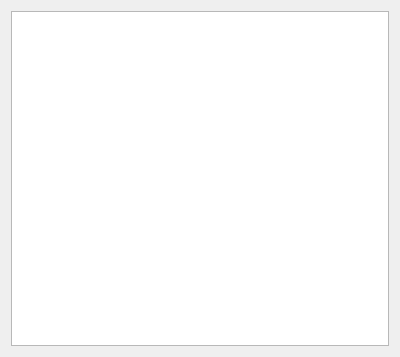
First picture: the form in dialogaisinfo.ui, repository kimphg/Jupiter, before the edit.
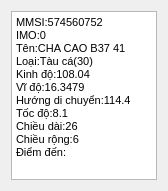
Second picture: the form after the edit.

Commit message: added ais message 19 and ais dialog

Patch:
```diff
--- a/dialogaisinfo.ui
+++ b/dialogaisinfo.ui
@@ -6,16 +6,41 @@
    <rect>
     <x>0</x>
     <y>0</y>
-    <width>400</width>
-    <height>357</height>
+    <width>168</width>
+    <height>191</height>
    </rect>
   </property>
+  <property name="sizePolicy">
+   <sizepolicy hsizetype="Fixed" vsizetype="Fixed">
+    <horstretch>0</horstretch>
+    <verstretch>0</verstretch>
+   </sizepolicy>
+  </property>
   <property name="windowTitle">
    <string>Thông tin AIS</string>
   </property>
   <layout class="QGridLayout" name="gridLayout">
    <item row="0" column="0">
-    <widget class="QTextBrowser" name="textBrowser"/>
+    <widget class="QTextBrowser" name="textBrowser">
+     <property name="html">
+      <string>&lt;!DOCTYPE HTML PUBLIC &quot;-//W3C//DTD HTML 4.0//EN&quot; &quot;http://www.w3.org/TR/REC-html40/strict.dtd&quot;&gt;
+&lt;html&gt;&lt;head&gt;&lt;meta name=&quot;qrichtext&quot; content=&quot;1&quot; /&gt;&lt;style type=&quot;text/css&quot;&gt;
+p, li { white-space: pre-wrap; }
+&lt;/style&gt;&lt;/head&gt;&lt;body style=&quot; font-family:'MS Shell Dlg 2'; font-size:8.25pt; font-weight:400; font-style:normal;&quot;&gt;
+&lt;p style=&quot; margin-top:0px; margin-bottom:0px; margin-left:0px; margin-right:0px; -qt-block-indent:0; text-indent:0px;&quot;&gt;&lt;span style=&quot; font-size:8pt;&quot;&gt;MMSI:574560752&lt;/span&gt;&lt;/p&gt;
+&lt;p style=&quot; margin-top:0px; margin-bottom:0px; margin-left:0px; margin-right:0px; -qt-block-indent:0; text-indent:0px;&quot;&gt;&lt;span style=&quot; font-size:8pt;&quot;&gt;IMO:0&lt;/span&gt;&lt;/p&gt;
+&lt;p style=&quot; margin-top:0px; margin-bottom:0px; margin-left:0px; margin-right:0px; -qt-block-indent:0; text-indent:0px;&quot;&gt;&lt;span style=&quot; font-size:8pt;&quot;&gt;Tên:CHA CAO B37 41      &lt;/span&gt;&lt;/p&gt;
+&lt;p style=&quot; margin-top:0px; margin-bottom:0px; margin-left:0px; margin-right:0px; -qt-block-indent:0; text-indent:0px;&quot;&gt;&lt;span style=&quot; font-size:8pt;&quot;&gt;Loại:Tàu cá(30)&lt;/span&gt;&lt;/p&gt;
+&lt;p style=&quot; margin-top:0px; margin-bottom:0px; margin-left:0px; margin-right:0px; -qt-block-indent:0; text-indent:0px;&quot;&gt;&lt;span style=&quot; font-size:8pt;&quot;&gt;Kinh độ:108.04&lt;/span&gt;&lt;/p&gt;
+&lt;p style=&quot; margin-top:0px; margin-bottom:0px; margin-left:0px; margin-right:0px; -qt-block-indent:0; text-indent:0px;&quot;&gt;&lt;span style=&quot; font-size:8pt;&quot;&gt;Vĩ độ:16.3479&lt;/span&gt;&lt;/p&gt;
+&lt;p style=&quot; margin-top:0px; margin-bottom:0px; margin-left:0px; margin-right:0px; -qt-block-indent:0; text-indent:0px;&quot;&gt;&lt;span style=&quot; font-size:8pt;&quot;&gt;Hướng di chuyển:114.4&lt;/span&gt;&lt;/p&gt;
+&lt;p style=&quot; margin-top:0px; margin-bottom:0px; margin-left:0px; margin-right:0px; -qt-block-indent:0; text-indent:0px;&quot;&gt;&lt;span style=&quot; font-size:8pt;&quot;&gt;Tốc độ:8.1&lt;/span&gt;&lt;/p&gt;
+&lt;p style=&quot; margin-top:0px; margin-bottom:0px; margin-left:0px; margin-right:0px; -qt-block-indent:0; text-indent:0px;&quot;&gt;&lt;span style=&quot; font-size:8pt;&quot;&gt;Chiều dài:26&lt;/span&gt;&lt;/p&gt;
+&lt;p style=&quot; margin-top:0px; margin-bottom:0px; margin-left:0px; margin-right:0px; -qt-block-indent:0; text-indent:0px;&quot;&gt;&lt;span style=&quot; font-size:8pt;&quot;&gt;Chiều rộng:6&lt;/span&gt;&lt;/p&gt;
+&lt;p style=&quot; margin-top:0px; margin-bottom:0px; margin-left:0px; margin-right:0px; -qt-block-indent:0; text-indent:0px;&quot;&gt;&lt;span style=&quot; font-size:8pt;&quot;&gt;Điểm đến:&lt;/span&gt;&lt;/p&gt;
+&lt;p style=&quot;-qt-paragraph-type:empty; margin-top:0px; margin-bottom:0px; margin-left:0px; margin-right:0px; -qt-block-indent:0; text-indent:0px; font-size:8pt;&quot;&gt;&lt;br /&gt;&lt;/p&gt;&lt;/body&gt;&lt;/html&gt;</string>
+     </property>
+    </widget>
    </item>
   </layout>
  </widget>
```
The commit also changes 7 other files.
